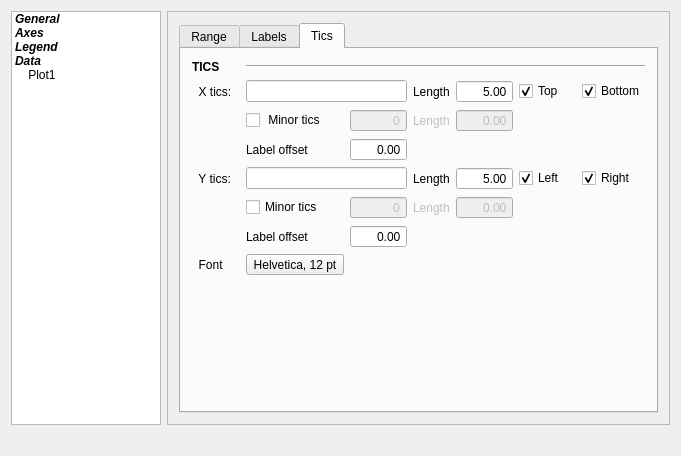
Before: the Qt Designer form src/UIs/plot1d.ui in editeodoro/QPyloT, drawn with Qt 5.
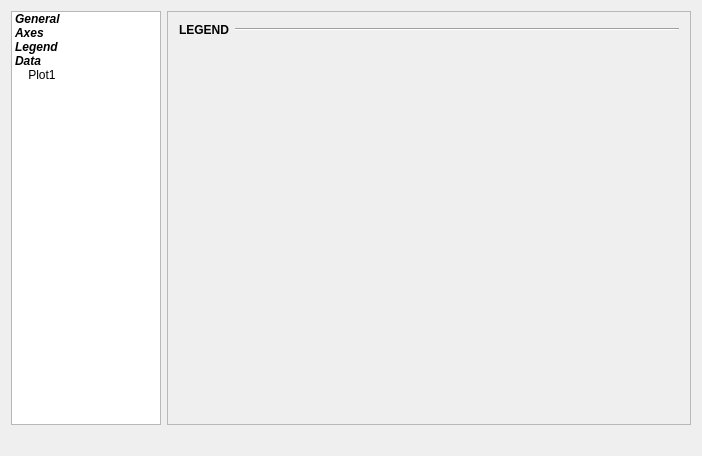
After: the same form once the commit is applied. The open tabs and pages were chosen to show the change.

```diff
--- a/src/UIs/plot1d.ui
+++ b/src/UIs/plot1d.ui
@@ -6,7 +6,7 @@
    <rect>
     <x>0</x>
     <y>0</y>
-    <width>681</width>
+    <width>702</width>
     <height>456</height>
    </rect>
   </property>
@@ -96,559 +96,6 @@
          </item>
         </layout>
        </widget>
-       <widget class="QWidget" name="pageAxes">
-        <layout class="QVBoxLayout" name="verticalLayout_6">
-         <item>
-          <widget class="QTabWidget" name="tabWidget">
-           <property name="currentIndex">
-            <number>1</number>
-           </property>
-           <widget class="QWidget" name="AxesRange_tab">
-            <attribute name="title">
-             <string>Range</string>
-            </attribute>
-            <layout class="QVBoxLayout" name="verticalLayout_3">
-             <item>
-              <layout class="QGridLayout" name="gridLayout_2">
-               <item row="3" column="0" alignment="Qt::AlignLeft">
-                <widget class="QCheckBox" name="Yrange_checkBox">
-                 <property name="text">
-                  <string>Y Range:</string>
-                 </property>
-                </widget>
-               </item>
-               <item row="2" column="3">
-                <widget class="QLineEdit" name="Xrange_to_lineEdit">
-                 <property name="enabled">
-                  <bool>false</bool>
-                 </property>
-                </widget>
-               </item>
-               <item row="2" column="4">
-                <spacer name="horizontalSpacer_3">
-                 <property name="orientation">
-                  <enum>Qt::Horizontal</enum>
-                 </property>
-                 <property name="sizeHint" stdset="0">
-                  <size>
-                   <width>40</width>
-                   <height>20</height>
-                  </size>
-                 </property>
-                </spacer>
-               </item>
-               <item row="1" column="1" colspan="4">
-                <widget class="Line" name="line_5">
-                 <property name="orientation">
-                  <enum>Qt::Horizontal</enum>
-                 </property>
-                </widget>
-               </item>
-               <item row="3" column="2">
-                <widget class="QLabel" name="label_23">
-                 <property name="text">
-                  <string>  :  </string>
-                 </property>
-                </widget>
-               </item>
-               <item row="3" column="3">
-                <widget class="QLineEdit" name="Yrange_to_lineEdit">
-                 <property name="enabled">
-                  <bool>false</bool>
-                 </property>
-                </widget>
-               </item>
-               <item row="2" column="2">
-                <widget class="QLabel" name="label_22">
-                 <property name="text">
-                  <string>  :  </string>
-                 </property>
-                </widget>
-               </item>
-               <item row="3" column="1">
-                <widget class="QLineEdit" name="Yrange_from_lineEdit">
-                 <property name="enabled">
-                  <bool>false</bool>
-                 </property>
-                </widget>
-               </item>
-               <item row="2" column="1">
-                <widget class="QLineEdit" name="Xrange_from_lineEdit">
-                 <property name="enabled">
-                  <bool>false</bool>
-                 </property>
-                </widget>
-               </item>
-               <item row="1" column="0">
-                <widget class="QLabel" name="label_21">
-                 <property name="font">
-                  <font>
-                   <weight>75</weight>
-                   <bold>true</bold>
-                  </font>
-                 </property>
-                 <property name="text">
-                  <string>AXIS RANGE</string>
-                 </property>
-                 <property name="margin">
-                  <number>2</number>
-                 </property>
-                </widget>
-               </item>
-               <item row="2" column="0" alignment="Qt::AlignLeft">
-                <widget class="QCheckBox" name="Xrange_checkBox">
-                 <property name="text">
-                  <string>X Range:</string>
-                 </property>
-                </widget>
-               </item>
-              </layout>
-             </item>
-             <item>
-              <widget class="QCheckBox" name="LogX_checkBox">
-               <property name="text">
-                <string>Logaritmic X axis</string>
-               </property>
-              </widget>
-             </item>
-             <item>
-              <widget class="QCheckBox" name="LogY_checkBox">
-               <property name="text">
-                <string>Logaritmic Y axis</string>
-               </property>
-              </widget>
-             </item>
-             <item>
-              <spacer name="verticalSpacer_5">
-               <property name="orientation">
-                <enum>Qt::Vertical</enum>
-               </property>
-               <property name="sizeHint" stdset="0">
-                <size>
-                 <width>20</width>
-                 <height>40</height>
-                </size>
-               </property>
-              </spacer>
-             </item>
-            </layout>
-           </widget>
-           <widget class="QWidget" name="AxesLabels_tab">
-            <attribute name="title">
-             <string>Labels</string>
-            </attribute>
-            <layout class="QVBoxLayout" name="verticalLayout_4">
-             <item>
-              <layout class="QGridLayout" name="AxesLabels_gridLayout">
-               <item row="2" column="3">
-                <widget class="QDoubleSpinBox" name="YLabeloffsetdoubleSpinBox">
-                 <property name="alignment">
-                  <set>Qt::AlignRight|Qt::AlignTrailing|Qt::AlignVCenter</set>
-                 </property>
-                 <property name="buttonSymbols">
-                  <enum>QAbstractSpinBox::NoButtons</enum>
-                 </property>
-                </widget>
-               </item>
-               <item row="0" column="0">
-                <widget class="QLabel" name="Labelslabel">
-                 <property name="font">
-                  <font>
-                   <weight>75</weight>
-                   <bold>true</bold>
-                  </font>
-                 </property>
-                 <property name="text">
-                  <string>LABELS</string>
-                 </property>
-                 <property name="margin">
-                  <number>2</number>
-                 </property>
-                </widget>
-               </item>
-               <item row="0" column="1" colspan="3">
-                <widget class="Line" name="line_2">
-                 <property name="orientation">
-                  <enum>Qt::Horizontal</enum>
-                 </property>
-                </widget>
-               </item>
-               <item row="1" column="2">
-                <widget class="QLabel" name="label">
-                 <property name="sizePolicy">
-                  <sizepolicy hsizetype="Maximum" vsizetype="Preferred">
-                   <horstretch>0</horstretch>
-                   <verstretch>0</verstretch>
-                  </sizepolicy>
-                 </property>
-                 <property name="text">
-                  <string>Offset</string>
-                 </property>
-                </widget>
-               </item>
-               <item row="1" column="3">
-                <widget class="QDoubleSpinBox" name="XLabeloffsetdoubleSpinBox">
-                 <property name="sizePolicy">
-                  <sizepolicy hsizetype="Maximum" vsizetype="Fixed">
-                   <horstretch>0</horstretch>
-                   <verstretch>0</verstretch>
-                  </sizepolicy>
-                 </property>
-                 <property name="alignment">
-                  <set>Qt::AlignRight|Qt::AlignTrailing|Qt::AlignVCenter</set>
-                 </property>
-                 <property name="buttonSymbols">
-                  <enum>QAbstractSpinBox::NoButtons</enum>
-                 </property>
-                </widget>
-               </item>
-               <item row="2" column="1">
-                <widget class="QLineEdit" name="YLabellineEdit"/>
-               </item>
-               <item row="2" column="2">
-                <widget class="QLabel" name="label_2">
-                 <property name="text">
-                  <string>Offset</string>
-                 </property>
-                </widget>
-               </item>
-               <item row="2" column="0">
-                <widget class="QLabel" name="YLabellabel">
-                 <property name="text">
-                  <string> Y label:</string>
-                 </property>
-                </widget>
-               </item>
-               <item row="1" column="1">
-                <widget class="QLineEdit" name="XLabellineEdit"/>
-               </item>
-               <item row="1" column="0">
-                <widget class="QLabel" name="XLabellabel">
-                 <property name="text">
-                  <string> X label:</string>
-                 </property>
-                </widget>
-               </item>
-              </layout>
-             </item>
-             <item>
-              <spacer name="verticalSpacer_6">
-               <property name="orientation">
-                <enum>Qt::Vertical</enum>
-               </property>
-               <property name="sizeHint" stdset="0">
-                <size>
-                 <width>20</width>
-                 <height>40</height>
-                </size>
-               </property>
-              </spacer>
-             </item>
-            </layout>
-           </widget>
-           <widget class="QWidget" name="AxesTics_tab">
-            <attribute name="title">
-             <string>Tics</string>
-            </attribute>
-            <layout class="QVBoxLayout" name="verticalLayout_5">
-             <item>
-              <layout class="QGridLayout" name="gridLayout_8">
-               <item row="3" column="2">
-                <widget class="QDoubleSpinBox" name="XticsOffsetdoubleSpinBox">
-                 <property name="alignment">
-                  <set>Qt::AlignRight|Qt::AlignTrailing|Qt::AlignVCenter</set>
-                 </property>
-                 <property name="buttonSymbols">
-                  <enum>QAbstractSpinBox::NoButtons</enum>
-                 </property>
-                </widget>
-               </item>
-               <item row="1" column="5">
-                <widget class="QCheckBox" name="XticsTopcheckBox">
-                 <property name="text">
-                  <string>Top</string>
-                 </property>
-                 <property name="checked">
-                  <bool>true</bool>
-                 </property>
-                </widget>
-               </item>
-               <item row="5" column="4">
-                <widget class="QDoubleSpinBox" name="YticsMinorLengthdoubleSpinBox">
-                 <property name="enabled">
-                  <bool>false</bool>
-                 </property>
-                 <property name="alignment">
-                  <set>Qt::AlignRight|Qt::AlignTrailing|Qt::AlignVCenter</set>
-                 </property>
-                 <property name="buttonSymbols">
-                  <enum>QAbstractSpinBox::NoButtons</enum>
-                 </property>
-                </widget>
-               </item>
-               <item row="7" column="1">
-                <widget class="QToolButton" name="YticsFonttoolButton">
-                 <property name="text">
-                  <string>Helvetica, 12 pt</string>
-                 </property>
-                </widget>
-               </item>
-               <item row="4" column="6">
-                <widget class="QCheckBox" name="checkBox_4">
-                 <property name="text">
-                  <string>Right</string>
-                 </property>
-                 <property name="checked">
-                  <bool>true</bool>
-                 </property>
-                </widget>
-               </item>
-               <item row="4" column="3">
-                <widget class="QLabel" name="label_9">
-                 <property name="text">
-                  <string>Length</string>
-                 </property>
-                </widget>
-               </item>
-               <item row="4" column="0">
-                <widget class="QLabel" name="label_8">
-                 <property name="text">
-                  <string>  Y tics:</string>
-                 </property>
-                </widget>
-               </item>
-               <item row="0" column="1" colspan="6">
-                <widget class="Line" name="line_3">
-                 <property name="orientation">
-                  <enum>Qt::Horizontal</enum>
-                 </property>
-                </widget>
-               </item>
-               <item row="4" column="1" colspan="2">
-                <widget class="QLineEdit" name="YticslineEdit"/>
-               </item>
-               <item row="2" column="4">
-                <widget class="QDoubleSpinBox" name="XticsMinorLengthdoubleSpinBox">
-                 <property name="enabled">
-                  <bool>false</bool>
-                 </property>
-                 <property name="alignment">
-                  <set>Qt::AlignRight|Qt::AlignTrailing|Qt::AlignVCenter</set>
-                 </property>
-                 <property name="buttonSymbols">
-                  <enum>QAbstractSpinBox::NoButtons</enum>
-                 </property>
-                </widget>
-               </item>
-               <item row="6" column="1">
-                <widget class="QLabel" name="label_10">
-                 <property name="text">
-                  <string>Label offset</string>
-                 </property>
-                </widget>
-               </item>
-               <item row="3" column="1">
-                <widget class="QLabel" name="label_5">
-                 <property name="sizePolicy">
-                  <sizepolicy hsizetype="Maximum" vsizetype="Preferred">
-                   <horstretch>0</horstretch>
-                   <verstretch>0</verstretch>
-                  </sizepolicy>
-                 </property>
-                 <property name="text">
-                  <string>Label offset</string>
-                 </property>
-                </widget>
-               </item>
-               <item row="5" column="1">
-                <widget class="QCheckBox" name="YticsMinorcheckBox">
-                 <property name="text">
-                  <string>Minor tics</string>
-                 </property>
-                </widget>
-               </item>
-               <item row="1" column="6">
-                <widget class="QCheckBox" name="XticsBottomcheckBox">
-                 <property name="text">
-                  <string>Bottom</string>
-                 </property>
-                 <property name="checked">
-                  <bool>true</bool>
-                 </property>
-                </widget>
-               </item>
-               <item row="1" column="0">
-                <widget class="QLabel" name="label_4">
-                 <property name="sizePolicy">
-                  <sizepolicy hsizetype="Maximum" vsizetype="Preferred">
-                   <horstretch>0</horstretch>
-                   <verstretch>0</verstretch>
-                  </sizepolicy>
-                 </property>
-                 <property name="text">
-                  <string>  X tics:</string>
-                 </property>
-                </widget>
-               </item>
-               <item row="2" column="1">
-                <widget class="QCheckBox" name="XticsMinorcheckBox">
-                 <property name="text">
-                  <string> Minor tics</string>
-                 </property>
-                </widget>
-               </item>
-               <item row="0" column="0">
-                <widget class="QLabel" name="label_3">
-                 <property name="font">
-                  <font>
-                   <weight>75</weight>
-                   <bold>true</bold>
-                  </font>
-                 </property>
-                 <property name="text">
-                  <string>TICS      </string>
-                 </property>
-                 <property name="margin">
-                  <number>2</number>
-                 </property>
-                </widget>
-               </item>
-               <item row="2" column="3">
-                <widget class="QLabel" name="label_7">
-                 <property name="enabled">
-                  <bool>false</bool>
-                 </property>
-                 <property name="text">
-                  <string>Length</string>
-                 </property>
-                </widget>
-               </item>
-               <item row="1" column="1" colspan="2">
-                <widget class="QLineEdit" name="XticslineEdit"/>
-               </item>
-               <item row="2" column="2">
-                <widget class="QSpinBox" name="XticsMinorspinBox">
-                 <property name="enabled">
-                  <bool>false</bool>
-                 </property>
-                 <property name="alignment">
-                  <set>Qt::AlignRight|Qt::AlignTrailing|Qt::AlignVCenter</set>
-                 </property>
-                 <property name="buttonSymbols">
-                  <enum>QAbstractSpinBox::NoButtons</enum>
-                 </property>
-                </widget>
-               </item>
-               <item row="1" column="3">
-                <widget class="QLabel" name="label_6">
-                 <property name="sizePolicy">
-                  <sizepolicy hsizetype="Maximum" vsizetype="Preferred">
-                   <horstretch>0</horstretch>
-                   <verstretch>0</verstretch>
-                  </sizepolicy>
-                 </property>
-                 <property name="text">
-                  <string>Length</string>
-                 </property>
-                </widget>
-               </item>
-               <item row="1" column="4">
-                <widget class="QDoubleSpinBox" name="XticsLengthdoubleSpinBox">
-                 <property name="alignment">
-                  <set>Qt::AlignRight|Qt::AlignTrailing|Qt::AlignVCenter</set>
-                 </property>
-                 <property name="buttonSymbols">
-                  <enum>QAbstractSpinBox::NoButtons</enum>
-                 </property>
-                 <property name="value">
-                  <double>5.000000000000000</double>
-                 </property>
-                </widget>
-               </item>
-               <item row="4" column="5">
-                <widget class="QCheckBox" name="YticsRightcheckBox">
-                 <property name="text">
-                  <string>Left</string>
-                 </property>
-                 <property name="checked">
-                  <bool>true</bool>
-                 </property>
-                </widget>
-               </item>
-               <item row="7" column="0">
-                <widget class="QLabel" name="label_12">
-                 <property name="text">
-                  <string>  Font</string>
-                 </property>
-                </widget>
-               </item>
-               <item row="4" column="4">
-                <widget class="QDoubleSpinBox" name="YticsLengthdoubleSpinBox">
-                 <property name="alignment">
-                  <set>Qt::AlignRight|Qt::AlignTrailing|Qt::AlignVCenter</set>
-                 </property>
-                 <property name="buttonSymbols">
-                  <enum>QAbstractSpinBox::NoButtons</enum>
-                 </property>
-                 <property name="value">
-                  <double>5.000000000000000</double>
-                 </property>
-                </widget>
-               </item>
-               <item row="6" column="2">
-                <widget class="QDoubleSpinBox" name="YticsOffsetdoubleSpinBox">
-                 <property name="alignment">
-                  <set>Qt::AlignRight|Qt::AlignTrailing|Qt::AlignVCenter</set>
-                 </property>
-                 <property name="buttonSymbols">
-                  <enum>QAbstractSpinBox::NoButtons</enum>
-                 </property>
-                </widget>
-               </item>
-               <item row="5" column="2">
-                <widget class="QSpinBox" name="YticsMinorspinBox">
-                 <property name="enabled">
-                  <bool>false</bool>
-                 </property>
-                 <property name="alignment">
-                  <set>Qt::AlignRight|Qt::AlignTrailing|Qt::AlignVCenter</set>
-                 </property>
-                 <property name="buttonSymbols">
-                  <enum>QAbstractSpinBox::NoButtons</enum>
-                 </property>
-                </widget>
-               </item>
-               <item row="5" column="3">
-                <widget class="QLabel" name="label_11">
-                 <property name="enabled">
-                  <bool>false</bool>
-                 </property>
-                 <property name="text">
-                  <string>Length</string>
-                 </property>
-                </widget>
-               </item>
-              </layout>
-             </item>
-             <item>
-              <spacer name="verticalSpacer_7">
-               <property name="orientation">
-                <enum>Qt::Vertical</enum>
-               </property>
-               <property name="sizeHint" stdset="0">
-                <size>
-                 <width>20</width>
-                 <height>40</height>
-                </size>
-               </property>
-              </spacer>
-             </item>
-            </layout>
-           </widget>
-          </widget>
-         </item>
-        </layout>
-       </widget>
        <widget class="QWidget" name="pageLegend">
         <layout class="QGridLayout" name="gridLayout_3">
          <item row="0" column="0">
```
